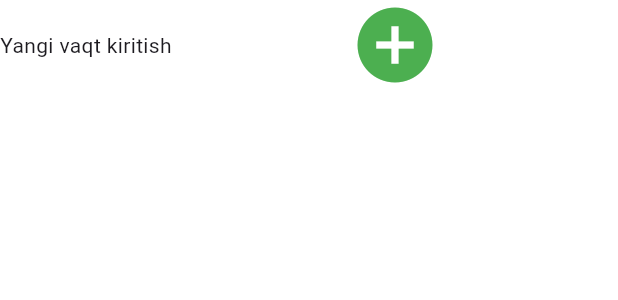
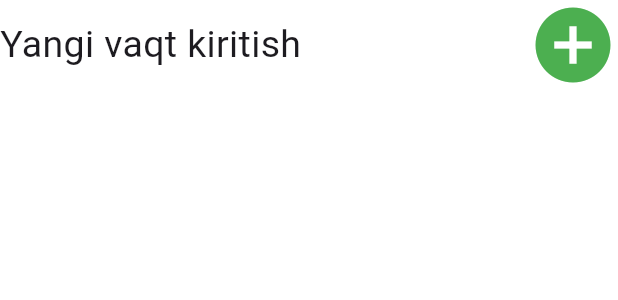
Before and after one commit to Alfraganus/remindMeMobile, a Flutter app: the StepSchedular widget shown alone on an empty page, opened directly, on a phone screen of 412 x 824 dp. Shown: the top 300 px of the screen. Run offline on Flutter 3.47's test engine with Material 3 defaults, Android fonts, the phone set to English and light mode, and no system bars; our stand-ins replace auto_route, bloc, flutter_bloc, flutter_svg, hexcolor, shared_preferences; accounts and stored records are empty; generated files the repository leaves out were written again.

```diff
--- a/remindme/lib/notifications/addNotification/components/StepScheduler.dart
+++ b/remindme/lib/notifications/addNotification/components/StepScheduler.dart
@@ -21,9 +21,17 @@ class _SchedularState extends State<StepSchedular> {
         return Column(
           children: [
             Row(
+              mainAxisAlignment: MainAxisAlignment.spaceBetween,
               children: [
-                Text("Yangi vaqt kiritish"),
-                Expanded(
+                Align(
+                    alignment: Alignment.centerRight,
+                    child: Text("Yangi vaqt kiritish",
+                    style: TextStyle(
+                      fontSize: 25
+                    ),)
+                ),
+                Align(
+                  alignment: Alignment.centerRight,
                   child: GestureDetector(
                     onTap: () async {
                       var time = await showTimePicker(
```
Also changed, not shown: remindme/lib/notifications/addNotification/main.dart (+9 -8 lines).
